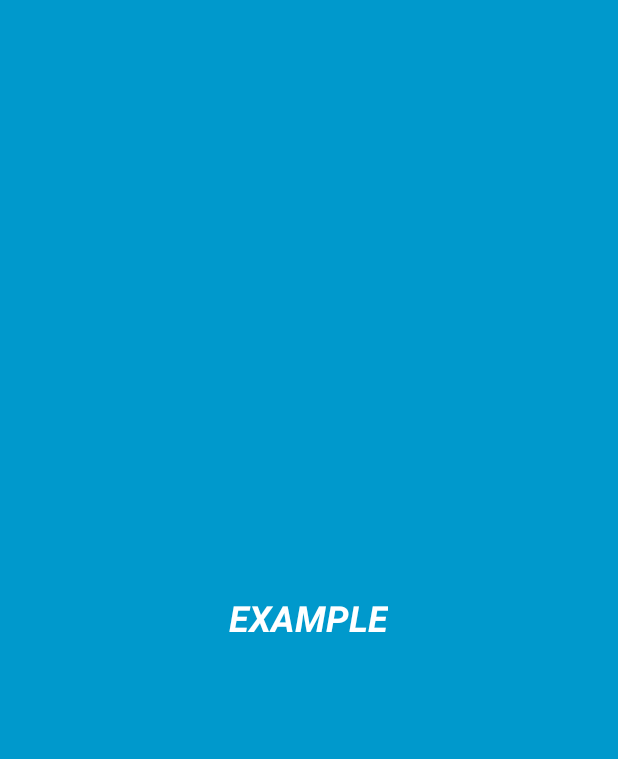
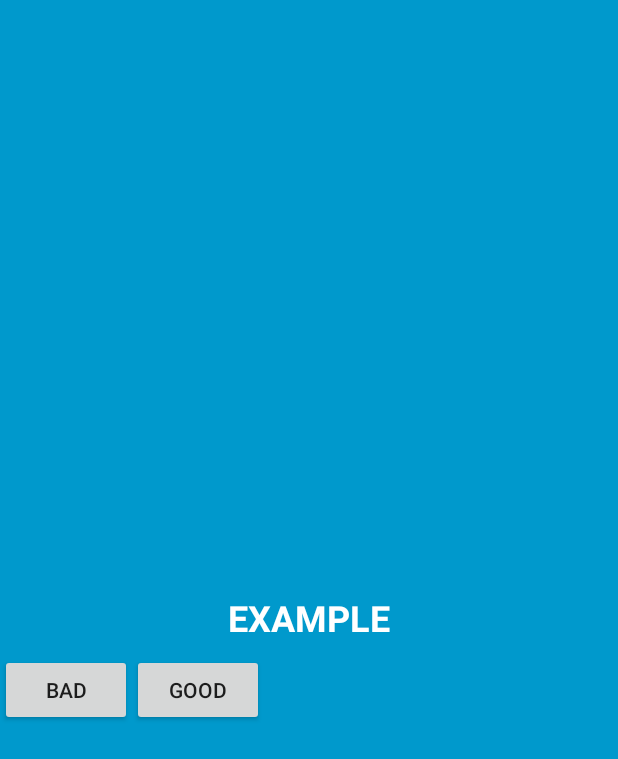
Before and after one commit to evanbattaglia/jide, an Android app: the layout jide_widget.xml on its own in the app's theme, with its tools: preview values and no code run, on a phone screen of 412 x 824 dp. Shown: the top 759 px of the screen. Run offline under Robolectric (Android 15) with nearby library versions, the phone set to English and light mode, and no system bars.

```diff
--- a/app/src/main/res/layout/jide_widget.xml
+++ b/app/src/main/res/layout/jide_widget.xml
@@ -8,14 +8,29 @@
         android:id="@+id/appwidget_text"
         android:layout_width="wrap_content"
         android:layout_height="wrap_content"
-        android:layout_centerHorizontal="true"
-        android:layout_centerVertical="true"
+        android:layout_centerInParent="true"
         android:layout_margin="8dp"
+        android:layout_marginBottom="8dp"
         android:background="#09C"
         android:contentDescription="@string/appwidget_text"
         android:text="@string/appwidget_text"
         android:textColor="#ffffff"
         android:textSize="24sp"
-        android:textStyle="bold|italic" />
+        android:textStyle="bold" />
+
+    <Button
+        android:id="@+id/bad_button"
+        android:layout_width="wrap_content"
+        android:layout_height="wrap_content"
+        android:text="Bad"
+        android:layout_below="@id/appwidget_text" />
+
+    <Button
+        android:id="@+id/good_button"
+        android:layout_width="wrap_content"
+        android:layout_height="wrap_content"
+        android:text="Good"
+        android:layout_below="@id/appwidget_text"
+        android:layout_toRightOf="@id/bad_button"/>
 
 </RelativeLayout>
```
Also changed, not shown: app/src/main/java/com/instructure/ebattaglia/jide/AnkiApi.kt (added, +58 -0 lines), app/src/main/java/com/instructure/ebattaglia/jide/JideWidget.kt (+53 -1 lines).
